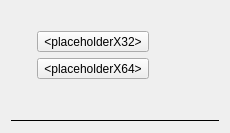
Old version of the form src/modules/ui/pluginwidget/pluginwidget.ui in the repository michimussato/pypelyne2.
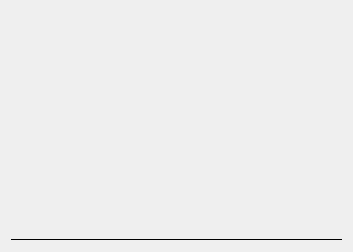
New version of the form.

What changed in the file:
```diff
--- a/src/modules/ui/pluginwidget/pluginwidget.ui
+++ b/src/modules/ui/pluginwidget/pluginwidget.ui
@@ -6,8 +6,8 @@
    <rect>
     <x>0</x>
     <y>0</y>
-    <width>230</width>
-    <height>133</height>
+    <width>353</width>
+    <height>252</height>
    </rect>
   </property>
   <property name="windowTitle">
@@ -20,44 +20,6 @@
       <layout class="QGridLayout" name="gridLayout">
        <item row="1" column="1">
         <layout class="QGridLayout" name="grid_layout_x64">
-         <item row="0" column="0">
-          <layout class="QVBoxLayout" name="verticalLayout">
-           <item>
-            <widget class="QLabel" name="label">
-             <property name="text">
-              <string>&lt;placeholderLabel&gt;</string>
-             </property>
-            </widget>
-           </item>
-           <item>
-            <widget class="QToolButton" name="tool_button_x32">
-             <property name="text">
-              <string>&lt;placeholderX32&gt;</string>
-             </property>
-            </widget>
-           </item>
-           <item>
-            <widget class="QToolButton" name="tool_button_x64">
-             <property name="text">
-              <string>&lt;placeholderX64&gt;</string>
-             </property>
-            </widget>
-           </item>
-           <item>
-            <spacer name="verticalSpacer">
-             <property name="orientation">
-              <enum>Qt::Vertical</enum>
-             </property>
-             <property name="sizeHint" stdset="0">
-              <size>
-               <width>20</width>
-               <height>40</height>
-              </size>
-             </property>
-            </spacer>
-           </item>
-          </layout>
-         </item>
          <item row="0" column="1">
           <spacer name="horizontalSpacer_2">
            <property name="orientation">
@@ -71,6 +33,17 @@
            </property>
           </spacer>
          </item>
+         <item row="0" column="0">
+          <layout class="QVBoxLayout" name="tool_buttons_layout">
+           <item>
+            <widget class="QLabel" name="label">
+             <property name="text">
+              <string>&lt;placeholderLabel&gt;</string>
+             </property>
+            </widget>
+           </item>
+          </layout>
+         </item>
         </layout>
        </item>
        <item row="1" column="0">
```
